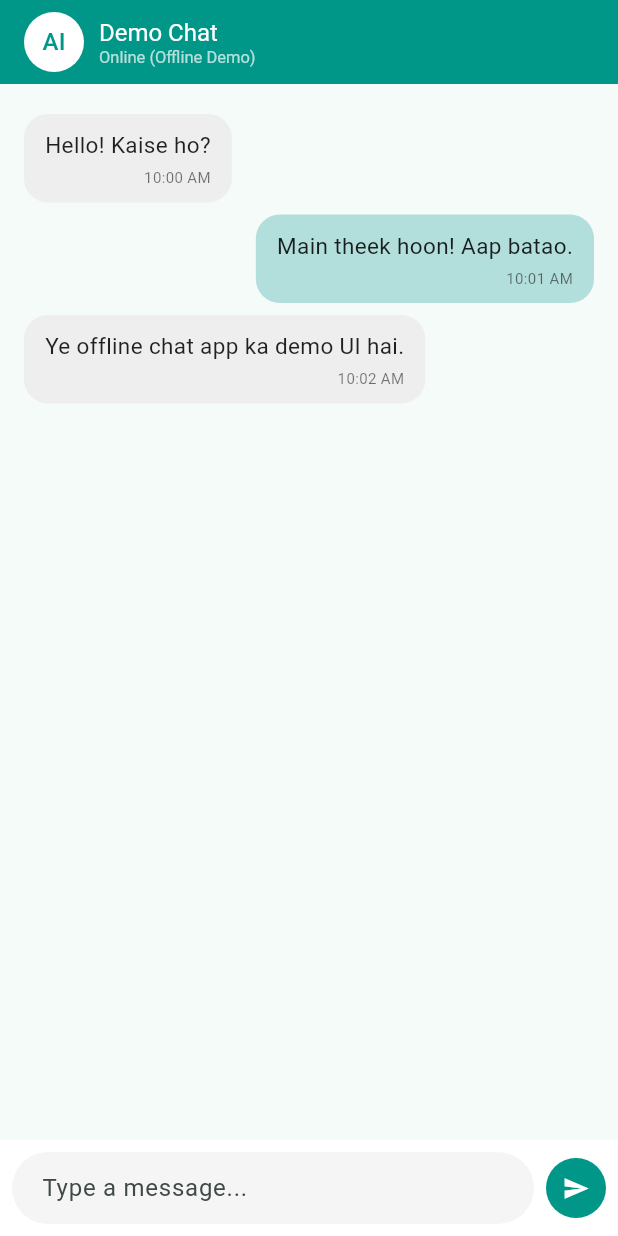
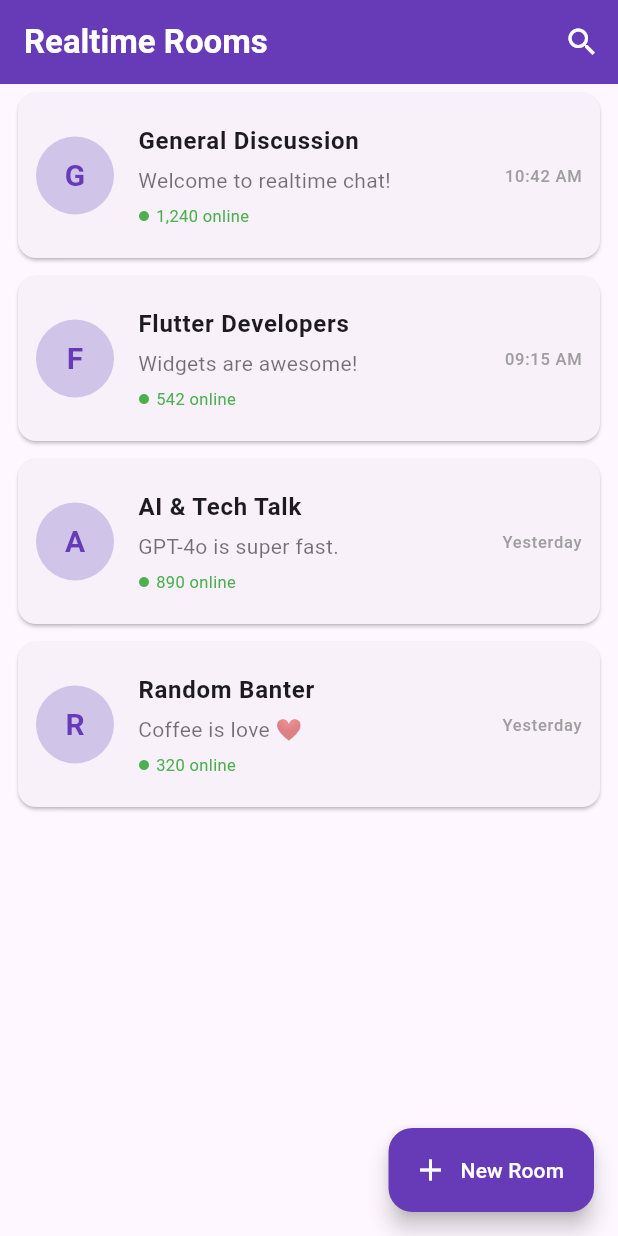
Before and after one commit to extirodev-maker/extiro-builder, a Flutter app: the screen it shows after launch, on a phone screen of 412 x 824 dp. Run offline on Flutter 3.47's test engine with Material 3 defaults, Android fonts, the phone set to English and light mode, and no system bars.

Commit message:
Extiro build 2026-11-15T19:58:27.336597

```diff
--- a/lib/main.dart
+++ b/lib/main.dart
@@ -1,36 +1,129 @@
 import 'package:flutter/material.dart';
 
 void main() {
-  runApp(const OfflineChatApp());
+  runApp(const RealtimeChatApp());
 }
 
-class OfflineChatApp extends StatelessWidget {
-  const OfflineChatApp({super.key});
+class RealtimeChatApp extends StatelessWidget {
+  const RealtimeChatApp({super.key});
 
   @override
   Widget build(BuildContext context) {
     return MaterialApp(
-      title: 'Offline Chat UI',
+      title: 'Realtime Chat',
       debugShowCheckedModeBanner: false,
       theme: ThemeData(
-        colorScheme: ColorScheme.fromSeed(seedColor: Colors.teal),
+        colorScheme: ColorScheme.fromSeed(seedColor: Colors.deepPurple),
         useMaterial3: true,
       ),
-      home: const ChatScreen(),
+      home: const ChatRoomsScreen(),
     );
   }
 }
 
 class ChatMessage {
+  final String sender;
   final String text;
+  final String time;
   final bool isMe;
-  final String time;
 
-  ChatMessage({required this.text, required this.isMe, required this.time});
+  ChatMessage({
+    required this.sender,
+    required this.text,
+    required this.time,
+    required this.isMe,
+  });
+}
+
+class ChatRoomsScreen extends StatelessWidget {
+  const ChatRoomsScreen({super.key});
+
+  final List<Map<String, String>> rooms = const [
+    {'name': 'General Discussion', 'lastMsg': 'Welcome to realtime chat!', 'time': '10:42 AM', 'members': '1,240 online'},
+    {'name': 'Flutter Developers', 'lastMsg': 'Widgets are awesome!', 'time': '09:15 AM', 'members': '542 online'},
+    {'name': 'AI & Tech Talk', 'lastMsg': 'GPT-4o is super fast.', 'time': 'Yesterday', 'members': '890 online'},
+    {'name': 'Random Banter', 'lastMsg': 'Coffee is love ❤️', 'time': 'Yesterday', 'members': '320 online'},
+  ];
+
+  @override
+  Widget build(BuildContext context) {
+    return Scaffold(
+      appBar: AppBar(
+        title: const Text('Realtime Rooms', style: TextStyle(fontWeight: FontWeight.bold)),
+        backgroundColor: Colors.deepPurple,
+        foregroundColor: Colors.white,
+        actions: [
+          IconButton(
+            icon: const Icon(Icons.search),
+            onPressed: () {},
+          ),
+        ],
+      ),
+      body: ListView.builder(
+        itemCount: rooms.length,
+        itemBuilder: (context, index) {
+          final room = rooms[index];
+          return Card(
+            margin: const EdgeInsets.symmetric(horizontal: 12, vertical: 6),
+            elevation: 1,
+            shape: RoundedRectangleBorder(borderRadius: BorderRadius.circular(12)),
+            child: ListTile(
+              contentPadding: const EdgeInsets.all(12),
+              leading: CircleAvatar(
+                radius: 26,
+                backgroundColor: Colors.deepPurple.shade100,
+                child: Text(
+                  room['name']![0],
+                  style: const TextStyle(fontSize: 20, fontWeight: FontWeight.bold, color: Colors.deepPurple),
+                ),
+              ),
+              title: Text(room['name']!, style: const TextStyle(fontWeight: FontWeight.bold, fontSize: 16)),
+              subtitle: Column(
+                crossAxisAlignment: CrossAxisAlignment.start,
+                children: [
+                  const SizedBox(height: 4),
+                  Text(room['lastMsg']!, style: const TextStyle(color: Colors.black54)),
+                  const SizedBox(height: 6),
+                  Row(
+                    children: [
+                      const Icon(Icons.circle, size: 8, color: Colors.green),
+                      const SizedBox(width: 4),
+                      Text(room['members']!, style: const TextStyle(fontSize: 11, color: Colors.green)),
+                    ],
+                  ),
+                ],
+              ),
+              trailing: Text(room['time']!, style: const TextStyle(fontSize: 11, color: Colors.grey)),
+              onTap: () {
+                Navigator.push(
+                  context,
+                  MaterialPageRoute(
+                    builder: (context) => ChatScreen(roomName: room['name']!),
+                  ),
+                );
+              },
+            ),
+          );
+        },
+      ),
+      floatingActionButton: FloatingActionButton.extended(
+        backgroundColor: Colors.deepPurple,
+        foregroundColor: Colors.white,
+        onPressed: () {
+          ScaffoldMessenger.of(context).showSnackBar(
+            const SnackBar(content: Text('Create Room feature coming soon!')),
+          );
+        },
+        icon: const Icon(Icons.add),
+        label: const Text('New Room'),
+      ),
+    );
+  }
 }
 
 class ChatScreen extends StatefulWidget {
-  const ChatScreen({super.key});
+  final String roomName;
+  const ChatScreen({super.key, required this.roomName});
 
   @override
   State<ChatScreen> createState() => _ChatScreenState();
@@ -39,29 +132,49 @@ class ChatScreen extends StatefulWidget {
 class _ChatScreenState extends State<ChatScreen> {
   final TextEditingController _controller = TextEditingController();
   final ScrollController _scrollController = ScrollController();
+  bool _isTyping = false;
 
   final List<ChatMessage> _messages = [
-    ChatMessage(text: 'Hello! Kaise ho?', isMe: false, time: '10:00 AM'),
-    ChatMessage(text: 'Main theek hoon! Aap batao.', isMe: true, time: '10:01 AM'),
-    ChatMessage(text: 'Ye offline chat app ka demo UI hai.', isMe: false, time: '10:02 AM'),
+    ChatMessage(sender: 'Aarav', text: 'Hello everyone!', time: '10:30 AM', isMe: false),
+    ChatMessage(sender: 'Priya', text: 'Hey Aarav, welcome!', time: '10:32 AM', isMe: false),
+    ChatMessage(sender: 'You', text: 'Hi all, glad to be here.', time: '10:35 AM', isMe: true),
   ];
 
   void _sendMessage() {
     if (_controller.text.trim().isEmpty) return;
 
+    final text = _controller.text.trim();
+    _controller.clear();
+
     setState(() {
       _messages.add(
-        ChatMessage(
-          text: _controller.text.trim(),
-          isMe: true,
-          time: '10:05 AM',
-        ),
+        ChatMessage(sender: 'You', text: text, time: '10:45 AM', isMe: true),
       );
+      _isTyping = true;
     });
 
-    _controller.clear();
+    _scrollToBottom();
 
-    Future.delayed(const Duration(milliseconds: 300), () {
+    Future.delayed(const Duration(seconds: 2), () {
+      if (mounted) {
+        setState(() {
+          _isTyping = false;
+          _messages.add(
+            ChatMessage(
+              sender: 'Bot / Peer',
+              text: 'Thanks for your message! This is a simulated realtime reply in ${widget.roomName}.',
+              time: '10:46 AM',
+              isMe: false,
+            ),
+          );
+        });
+        _scrollToBottom();
+      }
+    });
+  }
+
+  void _scrollToBottom() {
+    Future.delayed(const Duration(milliseconds: 100), () {
       if (_scrollController.hasClients) {
         _scrollController.animateTo(
           _scrollController.position.maxScrollExtent,
@@ -76,20 +189,20 @@ class _ChatScreenState extends State<ChatScreen> {
   Widget build(BuildContext context) {
     return Scaffold(
       appBar: AppBar(
-        backgroundColor: Colors.teal,
+        backgroundColor: Colors.deepPurple,
         foregroundColor: Colors.white,
         title: Row(
-          children: const [
+          children: [
             CircleAvatar(
               backgroundColor: Colors.white,
-              child: Text('AI', style: TextStyle(color: Colors.teal)),
+              child: Text(widget.roomName[0], style: const TextStyle(color: Colors.deepPurple)),
             ),
-            SizedBox(width: 10),
+            const SizedBox(width: 10),
             Column(
               crossAxisAlignment: CrossAxisAlignment.start,
               children: [
-                Text('Demo Chat', style: TextStyle(fontSize: 16)),
-                Text('Online (Offline Demo)', style: TextStyle(fontSize: 11, color: Colors.white70)),
+                Text(widget.roomName, style: const TextStyle(fontSize: 16)),
+                const Text('Live Realtime Room', style: TextStyle(fontSize: 11, color: Colors.white70)),
               ],
             ),
           ],
@@ -110,13 +223,21 @@ class _ChatScreenState extends State<ChatScreen> {
                     margin: const EdgeInsets.symmetric(vertical: 4),
                     padding: const EdgeInsets.symmetric(horizontal: 14, vertical: 10),
                     decoration: BoxDecoration(
-                      color: msg.isMe ? Colors.teal.shade100 : Colors.grey.shade200,
+                      color: msg.isMe ? Colors.deepPurple.shade100 : Colors.grey.shade200,
                       borderRadius: BorderRadius.circular(16),
                     ),
                     constraints: BoxConstraints(maxWidth: MediaQuery.of(context).size.width * 0.75),
                     child: Column(
-                      crossAxisAlignment: CrossAxisAlignment.end,
+                      crossAxisAlignment: CrossAxisAlignment.start,
                       children: [
+                        if (!msg.isMe)
+                          Padding(
+                            padding: const EdgeInsets.only(bottom: 2),
+                            child: Text(
+                              msg.sender,
+                              style: const TextStyle(fontSize: 11, fontWeight: FontWeight.bold, color: Colors.deepPurple),
+                            ),
+                          ),
                         Text(
                           msg.text,
                           style: const TextStyle(fontSize: 15, color: Colors.black87),
@@ -124,7 +245,7 @@ class _ChatScreenState extends State<ChatScreen> {
                         const SizedBox(height: 4),
                         Text(
                           msg.time,
-                          style: const TextStyle(fontSize: 10, color: Colors.black54),
+                          style: const TextStyle(fontSize: 9, color: Colors.black54),
                         ),
                       ],
                     ),
@@ -133,6 +254,17 @@ class _ChatScreenState extends State<ChatScreen> {
               },
             ),
           ),
+          if (_isTyping)
+            Padding(
+              padding: const EdgeInsets.symmetric(horizontal: 16, vertical: 4),
+              child: Align(
+                alignment: Alignment.centerLeft,
+                child: Text(
+                  'Someone is typing...',
+                  style: TextStyle(fontSize: 12, fontStyle: FontStyle.italic, color: Colors.grey.shade600),
+                ),
+              ),
+            ),
           Container(
             padding: const EdgeInsets.all(8),
             color: Colors.white,
@@ -142,7 +274,7 @@ class _ChatScreenState extends State<ChatScreen> {
                   child: TextField(
                     controller: _controller,
                     decoration: InputDecoration(
-                      hintText: 'Type a message...',
+                      hintText: 'Type realtime message...',
                       border: OutlineInputBorder(
                         borderRadius: BorderRadius.circular(24),
                         borderSide: BorderSide.none,
@@ -156,7 +288,7 @@ class _ChatScreenState extends State<ChatScreen> {
                 ),
                 const SizedBox(width: 8),
                 CircleAvatar(
-                  backgroundColor: Colors.teal,
+                  backgroundColor: Colors.deepPurple,
                   child: IconButton(
                     icon: const Icon(Icons.send, color: Colors.white, size: 18),
                     onPressed: _sendMessage,
```
